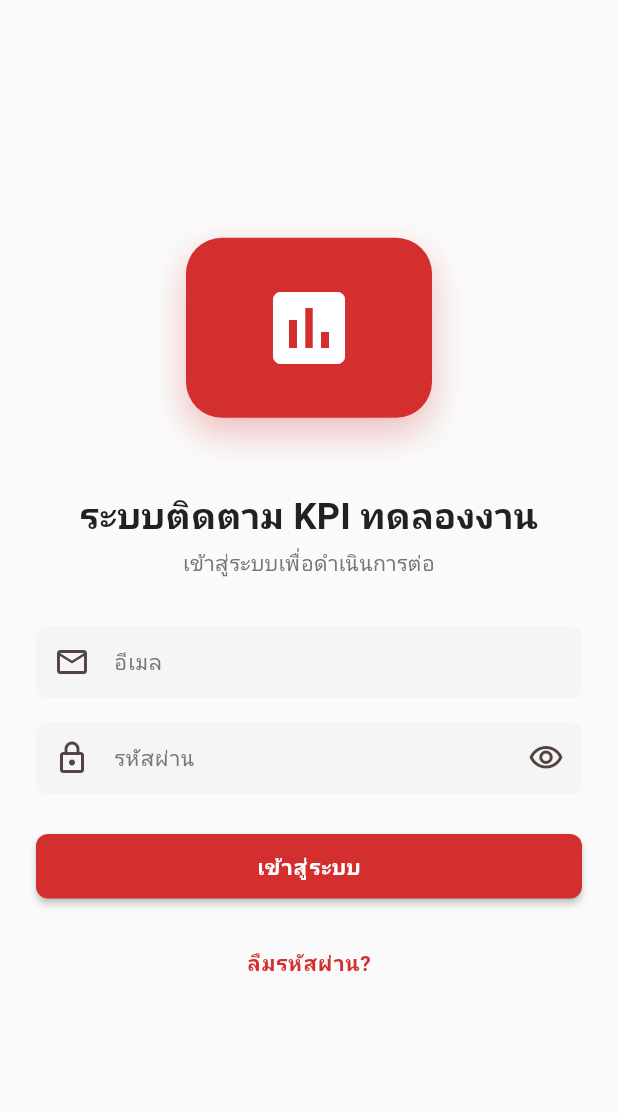
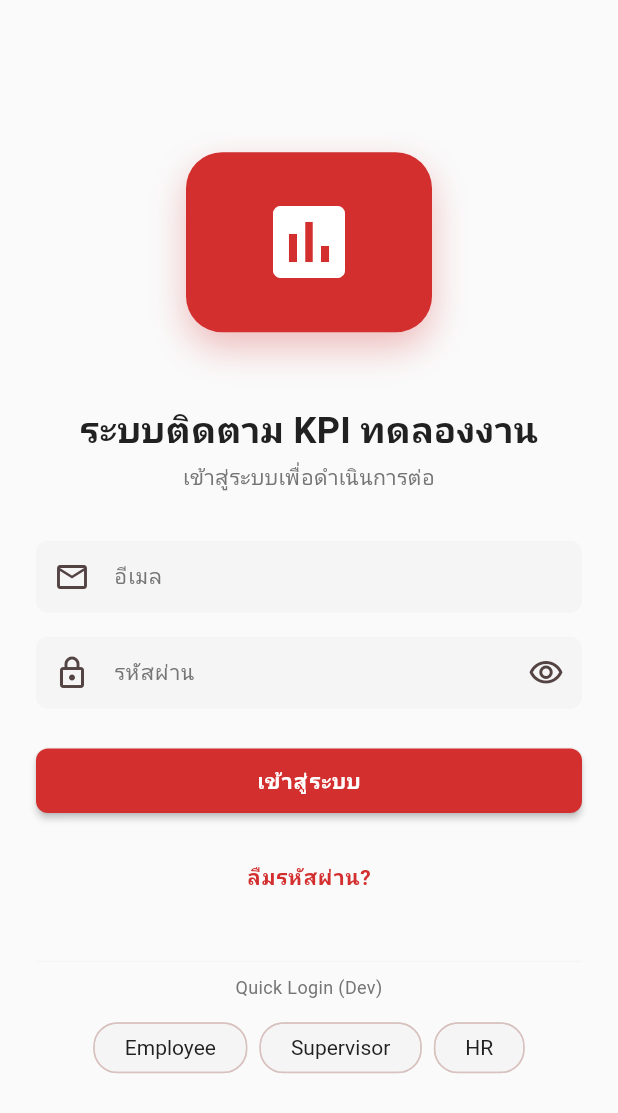
Before and after one commit to pritsadeep-droid/passport-, a Flutter app: the screen it shows after launch, on a phone screen of 412 x 824 dp. Shown: the top 1113 px of the screen. Run offline on Flutter 3.47's test engine with Material 3 defaults, Android fonts, the phone set to English and light mode, and no system bars; our stand-ins replace dio, flutter_riverpod, flutter_secure_storage, freezed_annotation, go_router, hive_flutter and 2 more; accounts and stored records are empty; Roboto replaces fonts that are missing (Sarabun).

Commit message:
Add ProbationRecord model converters and quick login for dev
- Add StringOrUserIdConverter to handle both String ID and populated User objects
- Add PopulatedUserConverter to extract User from populated fields
- Add readValue helpers to populate employee/supervisor from employeeId/supervisorId
- Add Quick Login (Dev) buttons for easy testing of Employee/Supervisor/HR roles

Co-Authored-By: Claude Opus 4.5 <noreply@anthropic.com>

```diff
--- a/frontend/lib/screens/auth/login_screen.dart
+++ b/frontend/lib/screens/auth/login_screen.dart
@@ -152,12 +152,44 @@ class _LoginScreenState extends ConsumerState<LoginScreen> {
                     },
                     child: const Text('ลืมรหัสผ่าน?'),
                   ),
+
+                  // Debug: Quick login buttons for testing
+                  const SizedBox(height: AppSpacing.xl),
+                  const Divider(),
+                  const SizedBox(height: AppSpacing.sm),
+                  Text(
+                    'Quick Login (Dev)',
+                    style: AppTextStyles.caption.copyWith(color: AppColors.textSecondary),
+                    textAlign: TextAlign.center,
+                  ),
+                  const SizedBox(height: AppSpacing.sm),
+                  Wrap(
+                    alignment: WrapAlignment.center,
+                    spacing: AppSpacing.sm,
+                    children: [
+                      _buildQuickLoginChip('Employee', 'employee1@company.com'),
+                      _buildQuickLoginChip('Supervisor', 'supervisor@company.com'),
+                      _buildQuickLoginChip('HR', 'hr@company.com'),
+                    ],
+                  ),
                 ],
               ),
             ),
           ),
         ),
       ),
+    );
+  }
+
+  Widget _buildQuickLoginChip(String label, String email) {
+    return ActionChip(
+      label: Text(label),
+      onPressed: () {
+        _emailController.text = email;
+        _passwordController.text = 'password123';
+        // Auto-submit the form
+        _handleLogin();
+      },
     );
   }
 
```
Also changed, not shown: frontend/lib/models/probation_record.dart (+67 -5 lines), frontend/lib/models/probation_record.freezed.dart, frontend/lib/models/probation_record.g.dart.
